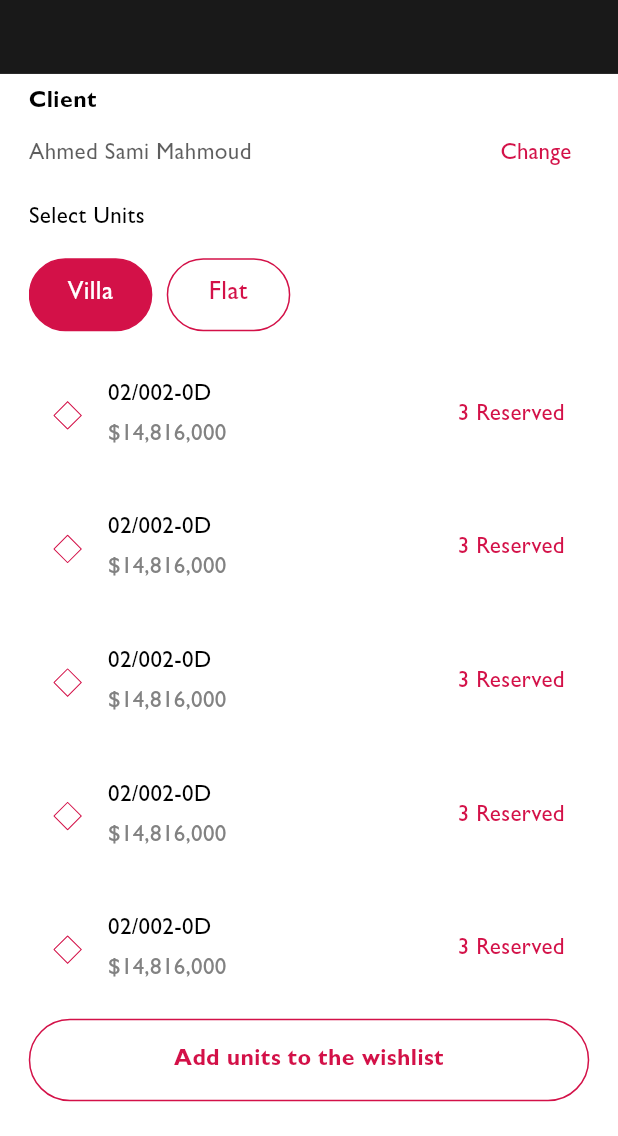
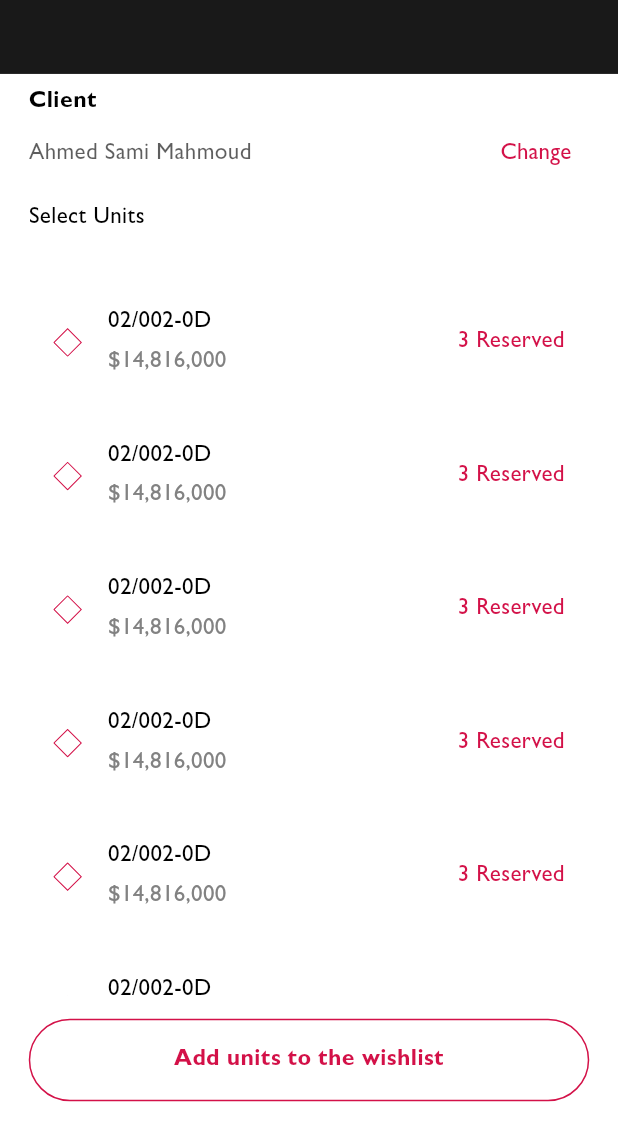
Before and after one commit to MarianSamir1/Property-Launch-Activity-App, a Flutter app: the ClientsDetailsScreen screen opened directly, after a tap on the "add circle outline" icon, on a phone screen of 412 x 824 dp, the part 100-1236 px from its top. Run offline on Flutter 3.47's test engine with Material 3 defaults, Android fonts, the phone set to English and light mode, and no system bars; our stand-ins replace bloc, flutter_bloc, flutter_screenutil, flutter_slidable, flutter_svg, fluttertoast and 1 more; missing offline and left inert: aad_oauth, linear_progress_bar; accounts and stored records are empty; project files that could hold a hidden picture were left out.

Commit message:
unit list new design commit

```diff
--- a/lib/fetures/add new wishlist/controller/cubit.dart
+++ b/lib/fetures/add new wishlist/controller/cubit.dart
@@ -31,10 +31,11 @@ class CreateNewWishlistCubit extends Cubit<CreateNewWishlistState> {
     }
   }
 
-  String villaOrFlatt = "Villa";
+ List<String> villaOrFlatList = ["All", "Villa", "Flat"];
+  int villaOrFlatCurrentIndex = 0;
 
-  isVillaChangeFun({required String villaOrFlat}) {
-    villaOrFlatt = villaOrFlat;
+  isVillaChangeFun({required int villaOrFlat}) {
+    villaOrFlatCurrentIndex = villaOrFlat;
     emit(IsVillaChangeFunSuccessState());
   }
 
--- a/lib/fetures/add new wishlist/widgets/select units step 1/select_units_body.dart
+++ b/lib/fetures/add new wishlist/widgets/select units step 1/select_units_body.dart
@@ -4,7 +4,6 @@ import 'package:flutter_screenutil/flutter_screenutil.dart';
 import 'package:property_launch_app/fetures/add%20new%20wishlist/controller/cubit.dart';
 import 'package:property_launch_app/fetures/add%20new%20wishlist/controller/states.dart';
 import 'package:property_launch_app/fetures/add%20new%20wishlist/widgets/select%20units%20step%201/unit_data_item.dart';
-import 'package:property_launch_app/fetures/add%20new%20wishlist/widgets/select%20units%20step%201/villa_or_flat.dart';
 import 'package:property_launch_app/utilities/components/custom%20buttons/custom_button.dart';
 import 'package:property_launch_app/utilities/components/other/custom_bottom_sheet.dart';
 import 'package:property_launch_app/utilities/components/other/custom_text.dart';
@@ -73,7 +72,7 @@ class SelectUnitsBody extends StatelessWidget {
                   ),
                   //=========================== Villa Or Flat ===========================
                   SizedBox(height: 10.h),
-                  const VillaOrFlat(),
+                 /// const SelectableFilterWidget(),
                   //=========================== select units ===========================
                   SizedBox(height: 10.h),
                   ListView.separated(
--- a/lib/fetures/add new wishlist/widgets/select units step 1/villa_or_flat.dart
+++ b/lib/fetures/add new wishlist/widgets/select units step 1/villa_or_flat.dart
@@ -1,38 +1,34 @@
-import 'package:flutter/material.dart';
-import 'package:flutter_bloc/flutter_bloc.dart';
-import 'package:property_launch_app/fetures/add%20new%20wishlist/controller/cubit.dart';
-import 'package:property_launch_app/fetures/add%20new%20wishlist/controller/states.dart';
-import '../../../../utilities/components/app sheard components/villa_or_flat_widget.dart';
-import 'package:flutter_screenutil/flutter_screenutil.dart';
+// import 'package:flutter/material.dart';
+// import 'package:flutter/rendering.dart';
+// import 'package:flutter_bloc/flutter_bloc.dart';
+// import 'package:property_launch_app/fetures/add%20new%20wishlist/controller/cubit.dart';
+// import 'package:property_launch_app/fetures/add%20new%20wishlist/controller/states.dart';
+// import '../../../../utilities/components/app sheard components/selectabel_filter_list_widget.dart';
+// import 'package:flutter_screenutil/flutter_screenutil.dart';
 
-class VillaOrFlat extends StatelessWidget {
-  const VillaOrFlat({super.key});
+// class VillaOrFlat extends StatelessWidget {
+//   const VillaOrFlat({super.key});
 
-  @override
-  Widget build(BuildContext context) {
-    return BlocBuilder<CreateNewWishlistCubit, CreateNewWishlistState>(
-      builder: (context, state) => Row(
-        children: [
-          VillaOrFlatWidget(
-              containerTitle: "Villa",
-              currentValue: CreateNewWishlistCubit.get(context).villaOrFlatt,
-              onTap: () {
-                CreateNewWishlistCubit.get(context).isVillaChangeFun(
-                  villaOrFlat: "Villa",
-                );
-              }),
-          SizedBox(width: 10.w),
-          VillaOrFlatWidget(
-            containerTitle: "Flat",
-            currentValue: CreateNewWishlistCubit.get(context).villaOrFlatt,
-            onTap: () {
-              CreateNewWishlistCubit.get(context).isVillaChangeFun(
-                villaOrFlat: "Flat",
-              );
-            },
-          ),
-        ],
-      ),
-    );
-  }
-}
+//   @override
+//   Widget build(BuildContext context) {
+//     return BlocBuilder<CreateNewWishlistCubit, CreateNewWishlistState>(
+//       builder: (context, state) => ListView.separated(
+//         scrollDirection: Axis.horizontal,
+//         itemCount: CreateNewWishlistCubit.get(context).villaOrFlatList.length,
+//         itemBuilder: (context, index) => SelectableFilterWidget(
+//           containerTitle:
+//               CreateNewWishlistCubit.get(context).villaOrFlatList[index],
+//           currentIndex:
+//               CreateNewWishlistCubit.get(context).villaOrFlatCurrentIndex,
+//           containerIndex: index,
+//           onTap: () {
+//             CreateNewWishlistCubit.get(context).isVillaChangeFun(
+//               villaOrFlat: index,
+//             );
+//           },
+//         ),
+//         separatorBuilder: (context, index) => SizedBox(width: 10.w),
+//       ),
+//     );
+//   }
+// }
--- a/lib/fetures/campaign units list/controller/cubit.dart
+++ b/lib/fetures/campaign units list/controller/cubit.dart
@@ -7,10 +7,18 @@ class UnitsListCubit extends Cubit<UnitsListState> {
 
   static UnitsListCubit get(context) => BlocProvider.of(context);
 
-  String villaOrFlatt = "Villa";
+  List<String> villaOrFlatList = ["All", "Villa", "Flat"];
+  int villaOrFlatCurrentIndex = 0;
 
-  isVillaChangeFun({required String villaOrFlat}) {
-    villaOrFlatt = villaOrFlat;
+  isVillaChangeFun({required int villaOrFlat}) {
+    villaOrFlatCurrentIndex = villaOrFlat;
     emit(IsVillaChangeFunSuccessState());
   }
+   List<String> finishingTypeList = ["Fully finished", "Core & Shell", "Semi finished"];
+  int finishingTypeCurrentIndex = 0;
+
+  finishingTypeChangeFun({required int finishingTypeIndex}) {
+    finishingTypeCurrentIndex = finishingTypeIndex;
+    emit(FinishingTypeChangeFunSuccessState());
+  }
 }
--- a/lib/fetures/campaign units list/controller/states.dart
+++ b/lib/fetures/campaign units list/controller/states.dart
@@ -3,3 +3,5 @@ abstract class UnitsListState {}
 class UnitsListInitialState extends UnitsListState {}
 
 class IsVillaChangeFunSuccessState extends UnitsListState {}
+
+class FinishingTypeChangeFunSuccessState extends UnitsListState {}
--- a/lib/utilities/components/app sheard components/villa_or_flat_widget.dart
+++ b/lib/utilities/components/app sheard components/selectabel_filter_widget.dart
@@ -4,42 +4,44 @@ import 'package:property_launch_app/utilities/components/other/custom_text.dart'
 import 'package:property_launch_app/utilities/styles/colors.dart';
 import 'package:property_launch_app/utilities/styles/fonts.dart';
 
-class VillaOrFlatWidget extends StatelessWidget {
+class SelectableFilterWidget extends StatelessWidget {
   final String containerTitle;
   final Function() onTap;
-  final String currentValue;
-  const VillaOrFlatWidget({
+  final int currentIndex;
+  final int containerIndex;
+  const SelectableFilterWidget({
     super.key,
     required this.containerTitle,
     required this.onTap,
-    required this.currentValue,
+    required this.currentIndex,
+    required this.containerIndex,
   });
 
   @override
   Widget build(BuildContext context) {
     return InkWell(
-      borderRadius: BorderRadius.circular(50.r),
+      borderRadius: BorderRadius.circular(4.r),
+      splashColor:ColorManager.white  ,
       onTap: onTap,
       child: Container(
-        width: 86.w,
-        padding: EdgeInsets.symmetric(vertical: 7.h),
+        padding: EdgeInsets.symmetric(vertical: 5.h, horizontal: 16.w),
         decoration: BoxDecoration(
-          color: currentValue == containerTitle
-              ? ColorManager.primaryColor
-              : ColorManager.white,
           border: Border.all(
-            color: ColorManager.primaryColor,
+            color: currentIndex == containerIndex
+                //condition based on witch is select
+                ? ColorManager.primaryColor
+                : ColorManager.lightGreyE0E0,
           ),
-          borderRadius: BorderRadius.circular(50.r),
+          borderRadius: BorderRadius.circular(4.r),
         ),
         child: CustomText(
           text: containerTitle,
           textAlign: TextAlign.center,
-          color: currentValue == containerTitle
+          color: currentIndex == containerIndex
               //condition based on witch is select
-              ? ColorManager.white
-              : ColorManager.primaryColor,
-          fontSize: FontManager.font18,
+              ? ColorManager.primaryColor
+              : ColorManager.grey828,
+          fontSize: FontManager.font16,
           fontWeight: FontWeight.w500,
         ),
       ),
--- a/lib/utilities/components/app sheard components/unit_list_tile.dart
+++ b/lib/utilities/components/app sheard components/unit_list_tile.dart
@@ -2,34 +2,85 @@ import 'package:flutter/material.dart';
 import 'package:flutter_screenutil/flutter_screenutil.dart';
 import 'package:property_launch_app/utilities/components/other/custom_text.dart';
 import 'package:property_launch_app/utilities/styles/colors.dart';
+import 'package:property_launch_app/utilities/styles/fonts.dart';
 
 class UnitListTile extends StatelessWidget {
   const UnitListTile({super.key});
 
   @override
   Widget build(BuildContext context) {
-    return Row(
-      mainAxisAlignment: MainAxisAlignment.spaceBetween,
+    return Column(
+      crossAxisAlignment: CrossAxisAlignment.start,
       children: [
-        Column(
-          crossAxisAlignment: CrossAxisAlignment.start,
+        Row(
+          mainAxisAlignment: MainAxisAlignment.spaceBetween,
           children: [
-            const CustomText(
+            CustomText(
               text: "02/002-0D",
               fontWeight: FontWeight.w500,
+              color: ColorManager.black.withOpacity(0.5),
             ),
-            SizedBox(height: 3.h),
             const CustomText(
-              text: "\$14,816,000",
-              color: ColorManager.grey828,
+              text: "3 Wished for",
+              fontWeight: FontWeight.w500,
             )
           ],
         ),
-        const CustomText(
-          text: "3 Reserved",
-          color: ColorManager.primaryColor,
-          fontWeight: FontWeight.w500,
-        )
+        SizedBox(height: 8.h),
+        Row(
+          children: [
+            const CustomText(
+              text: "200 m2",
+              fontWeight: FontWeight.w500,
+            ),
+            SizedBox(width: 8.w),
+            const CustomText(
+              text: "Villa",
+              color: ColorManager.primaryColor,
+            ),
+          ],
+        ),
+        SizedBox(height: 8.h),
+        Row(
+          children: [
+            Expanded(
+              child: CustomText(
+                text: "Palm Park Project",
+                fontWeight: FontWeight.w500,
+                fontSize: FontManager.font18,
+                maxLines: 1,
+                textOverflow: TextOverflow.ellipsis,
+              ),
+            ),
+            const CustomText(
+              text: "Fully Finished",
+              fontWeight: FontWeight.w500,
+              color: ColorManager.green,
+            )
+          ],
+        ),
+        SizedBox(height: 8.h),
+        Row(
+          crossAxisAlignment: CrossAxisAlignment.center,
+          children: [
+            Icon(
+              Icons.calendar_today_outlined,
+              color: ColorManager.grey828,
+              size: 17.r,
+            ),
+            SizedBox(width: 20.w),
+            CustomText(
+              text: "12/1/2024",
+              fontWeight: FontWeight.w500,
+              color: ColorManager.black.withOpacity(0.5),
+            ),
+            const Spacer(),
+            const CustomText(
+              text: "\$14,816,000",
+              fontWeight: FontWeight.w500,
+            )
+          ],
+        ),
       ],
     );
   }
--- a/lib/utilities/constants/constatnts.dart
+++ b/lib/utilities/constants/constatnts.dart
@@ -32,7 +32,7 @@ class Constants {
   static const String managedWishList = "Managed Wish-List";
   static const String wishedForUnits = "Wished For Units";
   static const String yourClients = "Your Clients";
-  static const String unitsInTheCampaign = "Units in the campaign";
+  static const String unitsType = "Units type";
   static const String messsages = "Messsages";
   static const String yourClientsMessages = "Your Clients Messages";
   static const String clientDetails = "Client Details";
@@ -48,4 +48,5 @@ class Constants {
   static const String confirm = "Confirm";
   static const String edit = "Edit";
   static const String addUnitsToTheWishlist = "Add units to the wishlist";
+  static const String finishingType = "Finishing type";
 }
```
Also changed, not shown: lib/fetures/campaign units list/widgets/units_section.dart (+54 -24 lines), lib/fetures/home/widgets/campaign_features_section.dart (+1 -24 lines), lib/fetures/home/widgets/launch_widget.dart (+25 -9 lines).
